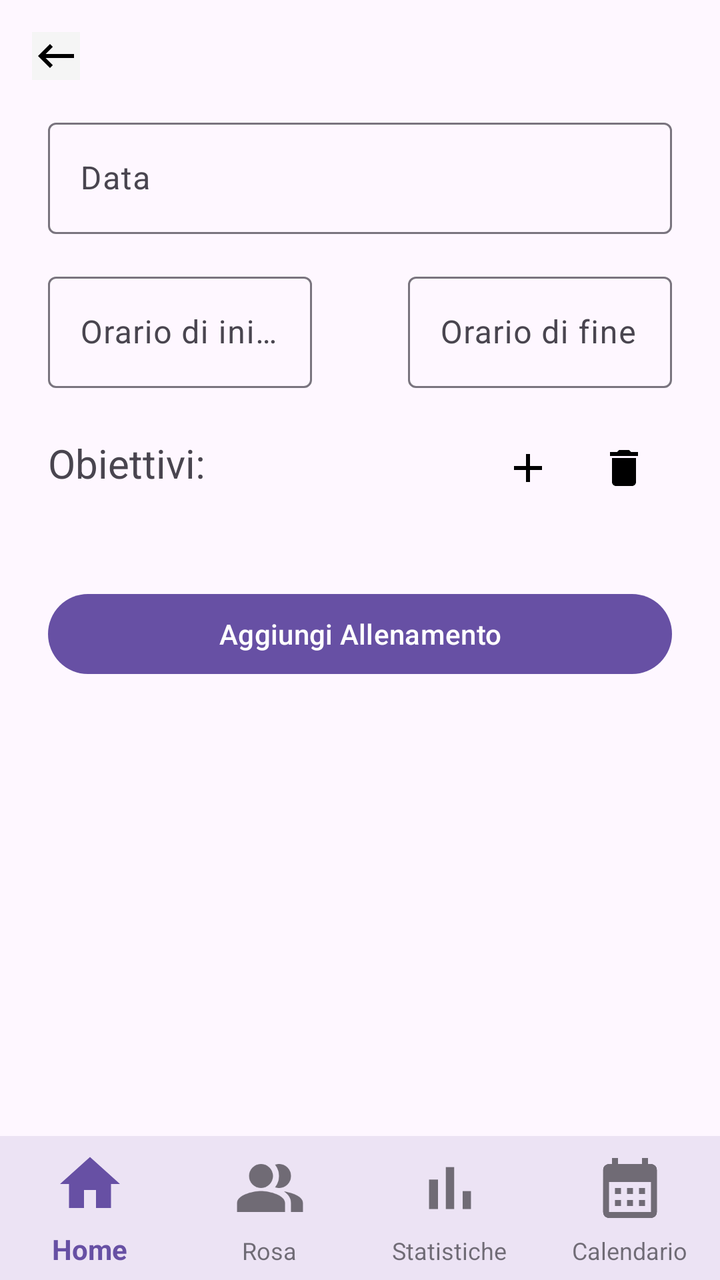
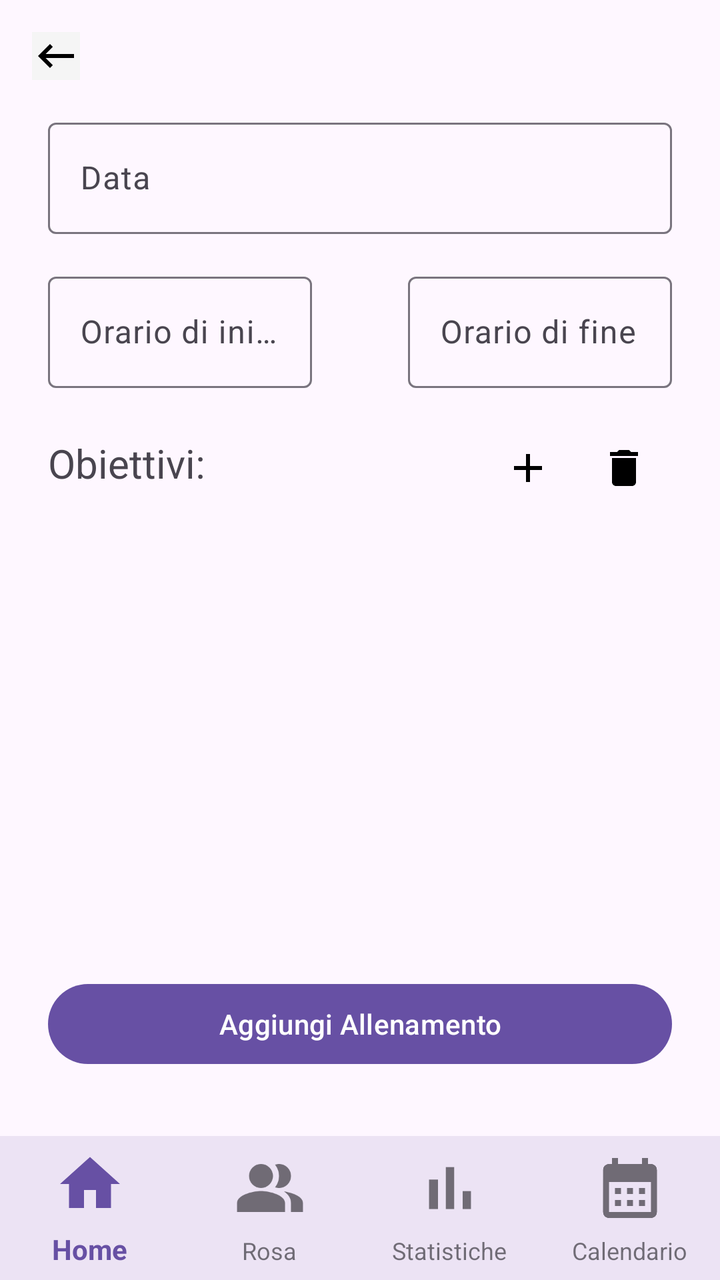

An Android layout rendered at two revisions. The XML below is the earlier revision; the diff shows what the commit changed to produce the second picture.
<!-- AndroidManifest.xml: application theme Theme.YouCoach -->
<!-- res/layout/activity_aggiungi_allenamento.xml -->
<?xml version="1.0" encoding="utf-8"?>
<androidx.constraintlayout.widget.ConstraintLayout
    xmlns:android="http://schemas.android.com/apk/res/android"
    xmlns:app="http://schemas.android.com/apk/res-auto"
    xmlns:tools="http://schemas.android.com/tools"
    android:layout_width="match_parent"
    android:layout_height="match_parent">

    <ImageButton
        android:id="@+id/back_button"
        android:layout_width="wrap_content"
        android:layout_height="wrap_content"
        android:layout_marginStart="16dp"
        android:layout_marginTop="16dp"
        android:background="@color/background_grey"
        android:src="@drawable/arrow_back"
        app:layout_constraintStart_toStartOf="parent"
        app:layout_constraintTop_toTopOf="parent" />

    <com.google.android.material.textfield.TextInputLayout
        android:id="@+id/inputData"
        android:layout_width="0dp"
        android:layout_height="wrap_content"
        android:layout_weight="2"
        app:layout_constraintTop_toBottomOf="@+id/back_button"
        app:layout_constraintStart_toStartOf="parent"
        app:layout_constraintEnd_toEndOf="parent"
        android:layout_marginStart="24dp"
        android:layout_marginEnd="24dp"
        android:layout_marginTop="16dp"
        android:hint="Data">

        <EditText
            android:id="@+id/editTextData"
            android:layout_width="match_parent"
            android:layout_height="wrap_content"
            android:inputType="date" />
    </com.google.android.material.textfield.TextInputLayout>



    <com.google.android.material.textfield.TextInputLayout
        android:id="@+id/inputOrarioInizio"
        android:layout_width="0dp"
        android:layout_height="wrap_content"
        android:layout_weight="2"
        app:layout_constraintTop_toBottomOf="@+id/inputData"
        app:layout_constraintStart_toStartOf="parent"
        app:layout_constraintEnd_toStartOf="@id/inputOrarioFine"
        android:layout_marginStart="24dp"
        android:layout_marginEnd="24dp"
        android:layout_marginTop="16dp"
        android:hint="Orario di inizio">

        <EditText
            android:id="@+id/editTextOrarioInizio"
            android:layout_width="match_parent"
            android:layout_height="wrap_content"
            android:inputType="time" />
    </com.google.android.material.textfield.TextInputLayout>

    <com.google.android.material.textfield.TextInputLayout
        android:id="@+id/inputOrarioFine"
        android:layout_width="0dp"
        android:layout_height="wrap_content"
        android:layout_weight="2"
        app:layout_constraintTop_toBottomOf="@+id/inputData"
        app:layout_constraintStart_toEndOf="@+id/inputOrarioInizio"
        app:layout_constraintEnd_toEndOf="parent"
        android:layout_marginStart="24dp"
        android:layout_marginEnd="24dp"
        android:layout_marginTop="16dp"
        android:hint="Orario di fine">

        <EditText
            android:id="@+id/editTextOrarioFine"
            android:layout_width="match_parent"
            android:layout_height="wrap_content"
            android:inputType="time" />
    </com.google.android.material.textfield.TextInputLayout>


    <TextView
        android:id="@+id/text_obiettivi"
        android:layout_width="wrap_content"
        android:layout_height="wrap_content"
        android:text="Obiettivi:"
        android:textSize="20sp"
        android:layout_marginTop="24dp"
        android:layout_marginStart="24dp"
        app:layout_constraintTop_toBottomOf="@+id/inputOrarioFine"
        app:layout_constraintStart_toStartOf="parent"
        />

    <ImageButton
        android:id="@+id/aggiungiObiettivo_button"
        android:layout_width="48dp"
        android:layout_height="48dp"
        android:layout_marginTop="16dp"
        android:background="@color/transparent"
        android:src="@drawable/add"
        app:layout_constraintTop_toBottomOf="@+id/inputOrarioFine"
        app:layout_constraintEnd_toStartOf="@+id/eliminaObiettivo_button"/>

    <ImageButton
        android:id="@+id/eliminaObiettivo_button"
        android:layout_width="48dp"
        android:layout_height="48dp"
        android:layout_marginTop="16dp"
        android:layout_marginEnd="24dp"
        android:background="@color/transparent"
        android:src="@drawable/delete"
        app:layout_constraintTop_toBottomOf="@+id/inputOrarioFine"
        app:layout_constraintEnd_toEndOf="parent"/>




    
    <androidx.recyclerview.widget.RecyclerView
        android:id="@+id/recyclerViewObiettivi"
        android:layout_width="0dp"
        android:layout_height="wrap_content"
        app:layout_constraintTop_toBottomOf="@id/text_obiettivi"
        app:layout_constraintStart_toStartOf="parent"
        app:layout_constraintEnd_toEndOf="parent"
        android:layout_marginStart="24dp"
        android:layout_marginEnd="24dp"
        android:layout_marginTop="16dp"
        android:nestedScrollingEnabled="false" />

    



    <Button
        android:id="@+id/btnAggiungiAllenamento"
        android:layout_width="0dp"
        android:layout_height="wrap_content"
        android:text="Aggiungi Allenamento"
        app:layout_constraintTop_toBottomOf="@id/recyclerViewObiettivi"
        app:layout_constraintStart_toStartOf="parent"
        app:layout_constraintEnd_toEndOf="parent"
        android:layout_marginStart="24dp"
        android:layout_marginEnd="24dp"
        android:layout_marginTop="32dp" />

    <com.google.android.material.bottomnavigation.BottomNavigationView
        android:id="@+id/bottom_navigation"
        android:layout_width="0dp"
        android:layout_height="72dp"
        android:background="?android:attr/windowBackground"
        app:labelVisibilityMode="labeled"
        app:menu="@menu/bottom_nav_menu"
        style="@style/BottomNavigationViewStyle"
        app:layout_constraintBottom_toBottomOf="parent"
        app:layout_constraintStart_toStartOf="parent"
        app:layout_constraintEnd_toEndOf="parent" />

</androidx.constraintlayout.widget.ConstraintLayout>
<!-- resources referenced by this layout -->
<resources>
  <color name="background_grey">#F5F5F5</color>
  <color name="transparent">#00000000</color>
  <!-- drawable add (drawable) -->
  <vector xmlns:android="http://schemas.android.com/apk/res/android" android:height="24dp" android:tint="#000000" android:viewportHeight="24" android:viewportWidth="24" android:width="24dp">
        
      <path android:fillColor="@android:color/white" android:pathData="M19,13h-6v6h-2v-6H5v-2h6V5h2v6h6v2z"/>
      
  </vector>
  <!-- drawable arrow_back (drawable) -->
  <vector xmlns:android="http://schemas.android.com/apk/res/android" android:autoMirrored="true" android:height="24dp" android:tint="#000000" android:viewportHeight="24" android:viewportWidth="24" android:width="24dp">
        
      <path android:fillColor="@android:color/white" android:pathData="M21,11H6.83l3.58,-3.59L9,6l-6,6 6,6 1.41,-1.41L6.83,13H21z"/>
      
  </vector>
  <!-- drawable delete (drawable) -->
  <vector xmlns:android="http://schemas.android.com/apk/res/android" android:height="24dp" android:tint="#000000" android:viewportHeight="24" android:viewportWidth="24" android:width="24dp">
        
      <path android:fillColor="@android:color/white" android:pathData="M6,19c0,1.1 0.9,2 2,2h8c1.1,0 2,-0.9 2,-2V7H6v12zM19,4h-3.5l-1,-1h-5l-1,1H5v2h14V4z"/>
      
  </vector>
  <style name="BottomNavigationViewStyle" parent="Widget.MaterialComponents.BottomNavigationView">
          <item name="itemIconSize">36dp</item> 
          <item name="itemTextAppearanceActive">@style/ActiveTextStyle</item> 
          <item name="itemTextAppearanceInactive">@style/InactiveTextStyle</item> 
      </style>
  <style name="Theme.YouCoach" parent="Base.Theme.YouCoach" />
  <style name="ActiveTextStyle" parent="TextAppearance.AppCompat.Small">
          <item name="android:textSize">14sp</item>
      </style>
  <style name="InactiveTextStyle" parent="TextAppearance.AppCompat.Small">
          <item name="android:textSize">12sp</item>
      </style>
  <style name="Base.Theme.YouCoach" parent="Theme.Material3.DayNight.NoActionBar">
          
          
      </style>
</resources>

<!-- the commit's change to res/layout/activity_aggiungi_allenamento.xml (unified diff, before → after) -->
@@ -120,14 +120,15 @@
     <androidx.recyclerview.widget.RecyclerView
         android:id="@+id/recyclerViewObiettivi"
         android:layout_width="0dp"
-        android:layout_height="wrap_content"
+        android:layout_height="0dp"
+        android:layout_marginStart="24dp"
+        android:layout_marginTop="16dp"
+        android:layout_marginEnd="24dp"
+        android:layout_marginBottom="16dp"
         app:layout_constraintTop_toBottomOf="@id/text_obiettivi"
+        app:layout_constraintBottom_toTopOf="@id/btnAggiungiAllenamento"
         app:layout_constraintStart_toStartOf="parent"
-        app:layout_constraintEnd_toEndOf="parent"
-        android:layout_marginStart="24dp"
-        android:layout_marginEnd="24dp"
-        android:layout_marginTop="16dp"
-        android:nestedScrollingEnabled="false" />
+        app:layout_constraintEnd_toEndOf="parent"/>
 
     
 
@@ -138,12 +139,12 @@
         android:layout_width="0dp"
         android:layout_height="wrap_content"
         android:text="Aggiungi Allenamento"
-        app:layout_constraintTop_toBottomOf="@id/recyclerViewObiettivi"
+        app:layout_constraintBottom_toTopOf="@+id/bottom_navigation"
         app:layout_constraintStart_toStartOf="parent"
         app:layout_constraintEnd_toEndOf="parent"
         android:layout_marginStart="24dp"
         android:layout_marginEnd="24dp"
-        android:layout_marginTop="32dp" />
+        android:layout_marginBottom="32dp"/>
 
     <com.google.android.material.bottomnavigation.BottomNavigationView
         android:id="@+id/bottom_navigation"
